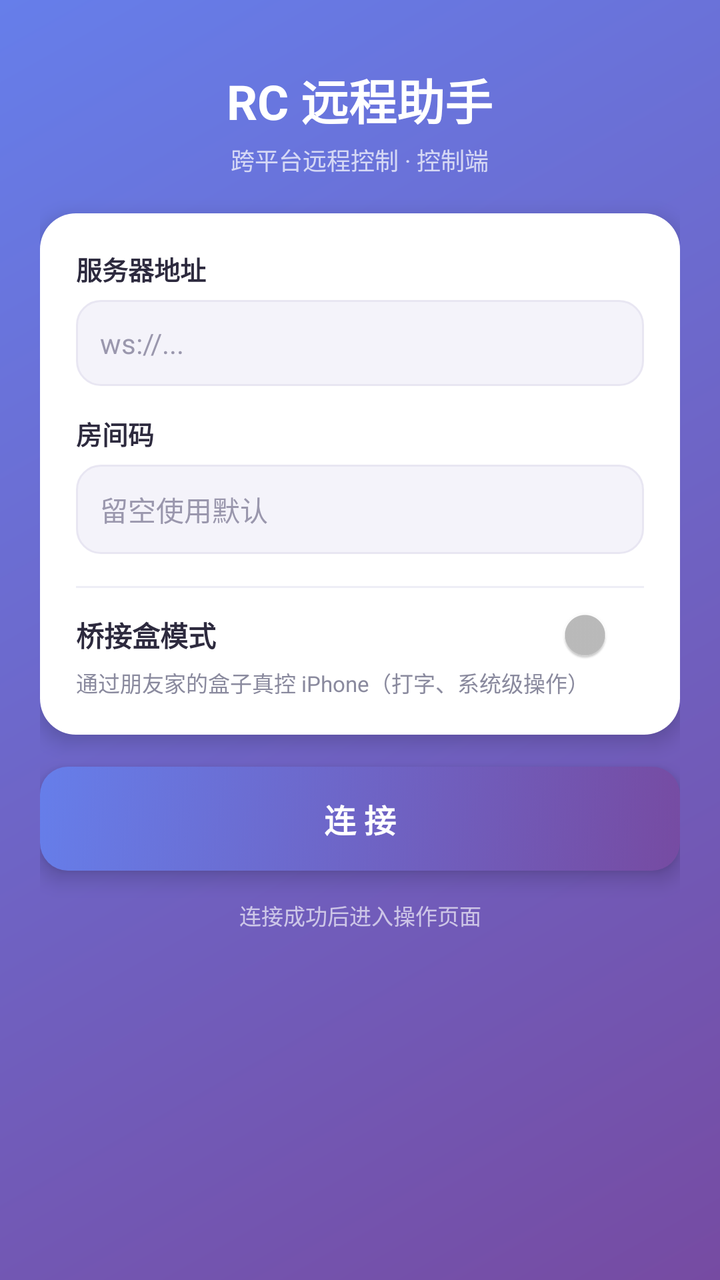
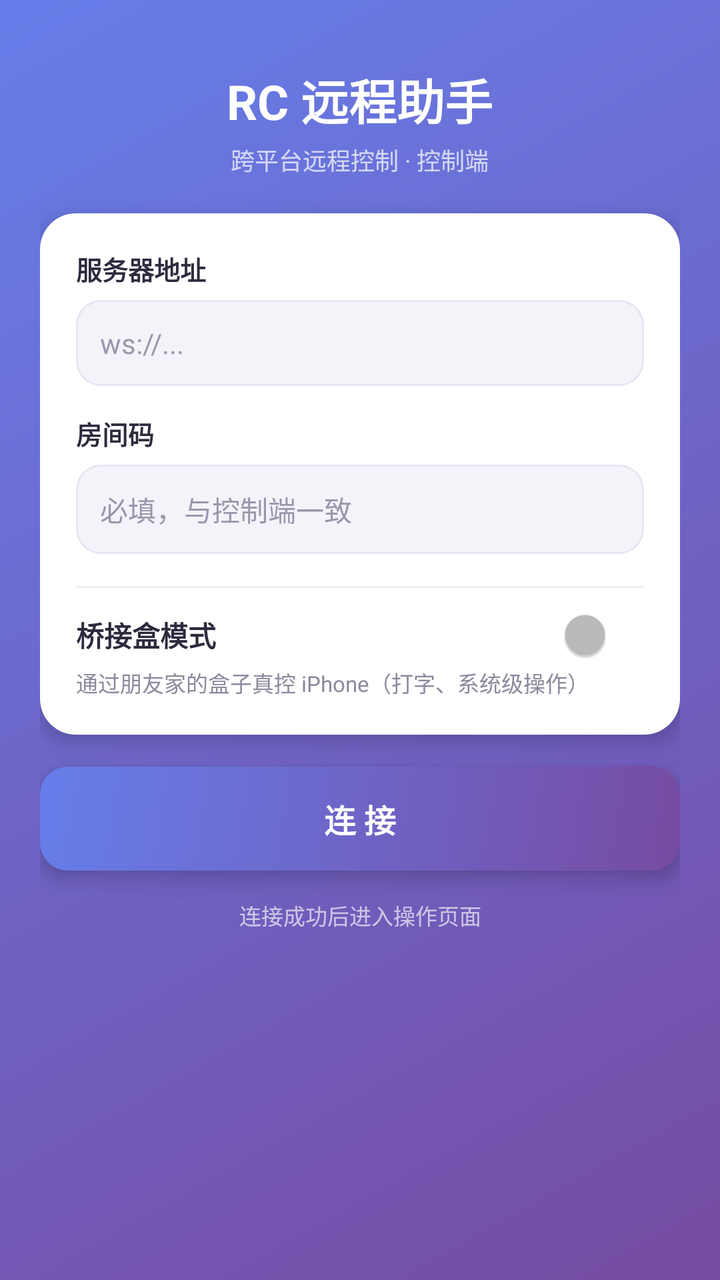

Two renders of the same Android screen: before a commit and after it. Below are the layout's source before the change and the commit's diff.
<!-- AndroidManifest.xml: application theme Theme.RCViewer -->
<!-- res/layout/activity_main.xml -->
<?xml version="1.0" encoding="utf-8"?>
<ScrollView xmlns:android="http://schemas.android.com/apk/res/android"
    android:layout_width="match_parent"
    android:layout_height="match_parent"
    android:fillViewport="true"
    android:scrollbars="none">

    <LinearLayout
        android:layout_width="match_parent"
        android:layout_height="wrap_content"
        android:gravity="center_horizontal"
        android:orientation="vertical"
        android:paddingLeft="20dp"
        android:paddingRight="20dp"
        android:paddingTop="24dp"
        android:paddingBottom="24dp">

        
        <TextView
            android:layout_width="wrap_content"
            android:layout_height="wrap_content"
            android:layout_marginTop="8dp"
            android:text="RC 远程助手"
            android:textColor="#FFFFFF"
            android:textSize="24sp"
            android:textStyle="bold" />

        <TextView
            android:layout_width="wrap_content"
            android:layout_height="wrap_content"
            android:layout_marginTop="4dp"
            android:layout_marginBottom="18dp"
            android:text="跨平台远程控制 · 控制端"
            android:textColor="#b8ffffff"
            android:textSize="12sp" />

        
        <LinearLayout
            android:layout_width="match_parent"
            android:layout_height="wrap_content"
            android:background="@drawable/bg_card"
            android:elevation="6dp"
            android:orientation="vertical"
            android:padding="18dp">

            <TextView
                android:layout_width="wrap_content"
                android:layout_height="wrap_content"
                android:text="服务器地址"
                android:textColor="@color/ink"
                android:textSize="13sp"
                android:textStyle="bold" />

            <EditText
                android:id="@+id/serverField"
                android:layout_width="match_parent"
                android:layout_height="wrap_content"
                android:layout_marginTop="6dp"
                android:background="@drawable/bg_input"
                android:hint="ws://..."
                android:inputType="textUri"
                android:padding="12dp"
                android:textColor="@color/ink"
                android:textSize="14sp" />

            <TextView
                android:layout_width="wrap_content"
                android:layout_height="wrap_content"
                android:layout_marginTop="14dp"
                android:text="房间码"
                android:textColor="@color/ink"
                android:textSize="13sp"
                android:textStyle="bold" />

            <EditText
                android:id="@+id/roomField"
                android:layout_width="match_parent"
                android:layout_height="wrap_content"
                android:layout_marginTop="6dp"
                android:background="@drawable/bg_input"
                android:hint="留空使用默认"
                android:inputType="textCapCharacters"
                android:padding="12dp"
                android:textColor="@color/ink"
                android:textSize="14sp" />

            <View
                android:layout_width="match_parent"
                android:layout_height="1dp"
                android:layout_marginTop="16dp"
                android:layout_marginBottom="10dp"
                android:background="#eeeef6" />

            <androidx.appcompat.widget.SwitchCompat
                android:id="@+id/bridgeModeBox"
                android:layout_width="match_parent"
                android:layout_height="wrap_content"
                android:text="桥接盒模式"
                android:textColor="@color/ink"
                android:textSize="14sp"
                android:textStyle="bold" />

            <TextView
                android:layout_width="match_parent"
                android:layout_height="wrap_content"
                android:layout_marginTop="2dp"
                android:text="通过朋友家的盒子真控 iPhone（打字、系统级操作）"
                android:textColor="@color/sub"
                android:textSize="11sp" />
        </LinearLayout>

        
        <Button
            android:id="@+id/connectButton"
            android:layout_width="match_parent"
            android:layout_height="52dp"
            android:layout_marginTop="16dp"
            android:background="@drawable/bg_btn_primary"
            android:elevation="6dp"
            android:stateListAnimator="@null"
            android:text="连 接"
            android:textColor="#FFFFFF"
            android:textSize="16sp"
            android:textStyle="bold" />

        <TextView
            android:layout_width="match_parent"
            android:layout_height="wrap_content"
            android:layout_marginTop="14dp"
            android:gravity="center"
            android:text="连接成功后进入操作页面"
            android:textColor="#a6ffffff"
            android:textSize="11sp" />

    </LinearLayout>
</ScrollView>
<!-- resources referenced by this layout -->
<resources>
  <color name="ink">#2d2a3e</color>
  <color name="sub">#8a8a9e</color>
  <!-- drawable bg_btn_primary (drawable) -->
  <?xml version="1.0" encoding="utf-8"?>
  <selector xmlns:android="http://schemas.android.com/apk/res/android">
      <item android:state_pressed="true">
          <shape>
              <gradient android:angle="315"
                  android:startColor="#5568d5" android:endColor="#6a4396" />
              <corners android:radius="14dp" />
          </shape>
      </item>
      <item>
          <shape>
              <gradient android:angle="315"
                  android:startColor="@color/brand_start" android:endColor="@color/brand_end" />
              <corners android:radius="14dp" />
          </shape>
      </item>
  </selector>
  <!-- drawable bg_card (drawable) -->
  <?xml version="1.0" encoding="utf-8"?>
  <shape xmlns:android="http://schemas.android.com/apk/res/android">
      <solid android:color="@color/card" />
      <corners android:radius="18dp" />
  </shape>
  <!-- drawable bg_input (drawable) -->
  <?xml version="1.0" encoding="utf-8"?>
  <shape xmlns:android="http://schemas.android.com/apk/res/android">
      <solid android:color="@color/field_bg" />
      <stroke android:width="1dp" android:color="@color/field_stroke" />
      <corners android:radius="12dp" />
  </shape>
  <style name="Theme.RCViewer" parent="Theme.AppCompat.NoActionBar">
          <item name="colorPrimary">@color/brand_start</item>
          <item name="colorPrimaryDark">@color/brand_deep</item>
          <item name="colorAccent">@color/brand_end</item>
          <item name="android:statusBarColor">@color/brand_deep</item>
          <item name="android:windowBackground">@drawable/bg_gradient</item>
          <item name="android:textColorHint">#9a97ad</item>
      </style>
  <color name="brand_start">#667eea</color>
  <color name="brand_end">#764ba2</color>
  <color name="card">#FFFFFF</color>
  <color name="field_bg">#f4f3fa</color>
  <color name="field_stroke">#e8e6f2</color>
  <color name="brand_deep">#5a63d6</color>
  <!-- drawable bg_gradient (drawable) -->
  <?xml version="1.0" encoding="utf-8"?>
  <shape xmlns:android="http://schemas.android.com/apk/res/android">
      <gradient
          android:angle="315"
          android:startColor="@color/brand_start"
          android:endColor="@color/brand_end"
          android:type="linear" />
  </shape>
</resources>

<!-- the commit's change to res/layout/activity_main.xml (unified diff, before → after) -->
@@ -78,7 +78,7 @@
                 android:layout_height="wrap_content"
                 android:layout_marginTop="6dp"
                 android:background="@drawable/bg_input"
-                android:hint="留空使用默认"
+                android:hint="必填，与控制端一致"
                 android:inputType="textCapCharacters"
                 android:padding="12dp"
                 android:textColor="@color/ink"
